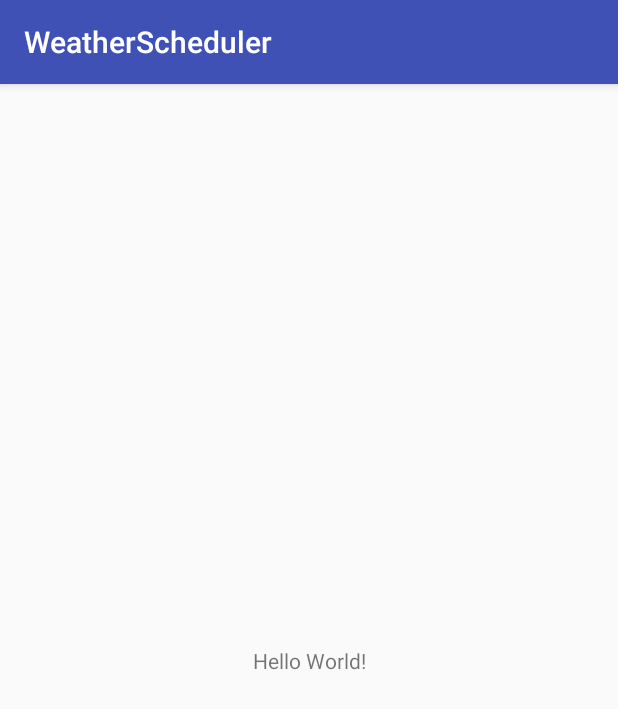
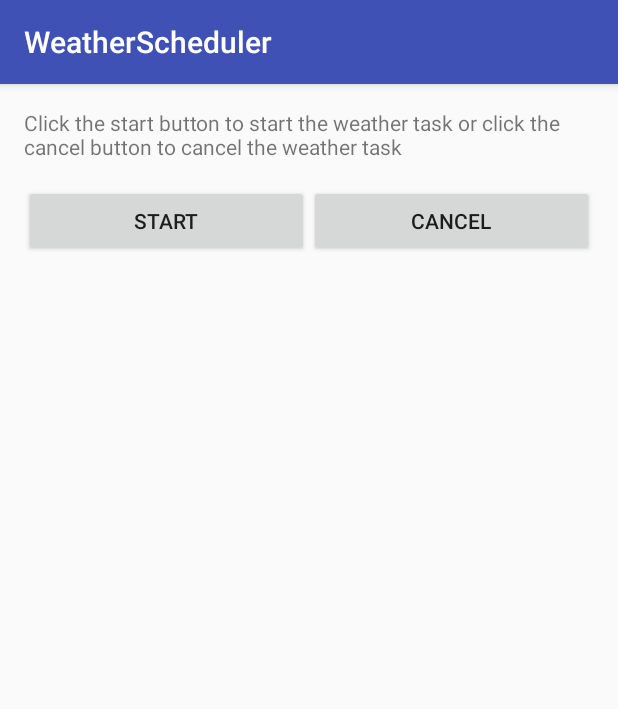
Before and after one commit to Rufaidah/WeatherScheduler, an Android app: the screen it shows after launch (MainActivity), on a phone screen of 412 x 824 dp. Shown: the top 709 px of the screen. Run offline under Robolectric (Android 15) with nearby library versions, the phone set to English and light mode, and no system bars.

Commit message:
menambahkan tampilan

```diff
--- a/app/src/main/res/layout/activity_main.xml
+++ b/app/src/main/res/layout/activity_main.xml
@@ -1,18 +1,38 @@
 <?xml version="1.0" encoding="utf-8"?>
-<android.support.constraint.ConstraintLayout xmlns:android="http://schemas.android.com/apk/res/android"
+<LinearLayout xmlns:android="http://schemas.android.com/apk/res/android"
     xmlns:app="http://schemas.android.com/apk/res-auto"
     xmlns:tools="http://schemas.android.com/tools"
     android:layout_width="match_parent"
     android:layout_height="match_parent"
+    android:paddingBottom="@dimen/activity_vertical_margin"
+    android:paddingTop="@dimen/activity_vertical_margin"
+    android:paddingRight="@dimen/activity_horizontal_margin"
+    android:paddingLeft="@dimen/activity_horizontal_margin"
+    android:orientation="vertical"
     tools:context="com.fai.weatherscheduler.MainActivity">
 
     <TextView
-        android:layout_width="wrap_content"
+        android:layout_width="match_parent"
         android:layout_height="wrap_content"
-        android:text="Hello World!"
-        app:layout_constraintBottom_toBottomOf="parent"
-        app:layout_constraintLeft_toLeftOf="parent"
-        app:layout_constraintRight_toRightOf="parent"
-        app:layout_constraintTop_toTopOf="parent" />
+        android:text="@string/description"
+        android:layout_marginBottom="@dimen/activity_vertical_margin"/>
 
-</android.support.constraint.ConstraintLayout>
+    <LinearLayout
+        android:layout_width="match_parent"
+        android:layout_height="wrap_content"
+        android:orientation="horizontal">
+        <Button
+            android:id="@+id/btn_start"
+            android:layout_width="1dp"
+            android:layout_height="wrap_content"
+            android:layout_weight="1"
+            android:text="@string/start"/>
+        <Button
+            android:id="@+id/btn_cancle"
+            android:layout_width="1dp"
+            android:layout_height="wrap_content"
+            android:layout_weight="1"
+            android:text="@string/cancel"/>
+    </LinearLayout>
+
+</LinearLayout>
--- /dev/null
+++ b/app/src/main/res/values/dimens.xml
@@ -0,0 +1,5 @@
+<?xml version="1.0" encoding="utf-8"?>
+<resources>
+    <dimen name="activity_vertical_margin">16dp</dimen>
+    <dimen name="activity_horizontal_margin">16dp</dimen>
+</resources>
--- a/app/src/main/res/values/strings.xml
+++ b/app/src/main/res/values/strings.xml
@@ -1,3 +1,6 @@
 <resources>
     <string name="app_name">WeatherScheduler</string>
+    <string name="description">Click the start button to start the weather task or click the cancel button to cancel the weather task</string>
+    <string name="start">Start</string>
+    <string name="cancel">Cancel</string>
 </resources>
```
